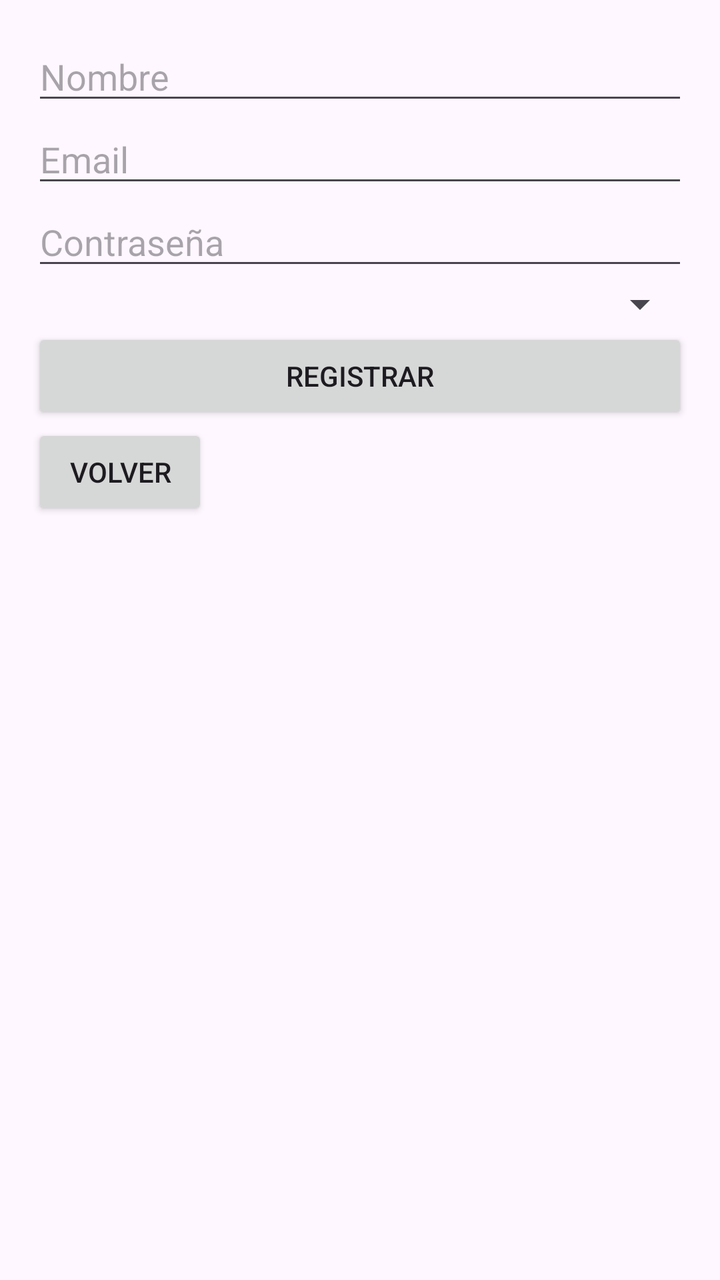
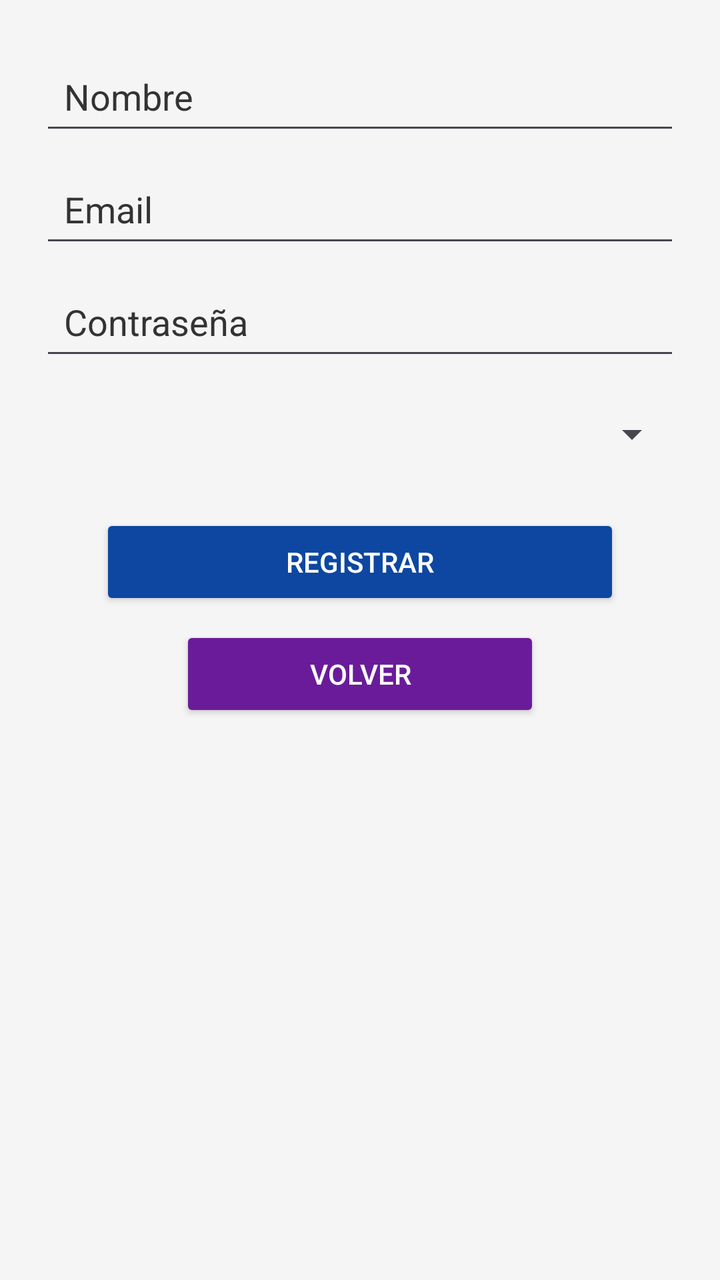

Two renders of the same Android screen: before a commit and after it. Below are the layout's source before the change and the commit's diff.
<!-- AndroidManifest.xml: application theme Theme.TechStore -->
<!-- res/layout/activity_registro.xml -->
<?xml version="1.0" encoding="utf-8"?>
<LinearLayout
    xmlns:android="http://schemas.android.com/apk/res/android"
    android:orientation="vertical"
    android:padding="16dp"
    android:layout_width="match_parent"
    android:layout_height="match_parent">

    <EditText
        android:id="@+id/etNombre"
        android:hint="@string/hint_nombre"
        android:inputType="textPersonName"
        android:autofillHints="name"
        android:layout_width="match_parent"
        android:layout_height="wrap_content"/>

    <EditText
        android:id="@+id/etEmail"
        android:hint="@string/hint_email"
        android:inputType="textEmailAddress"
        android:autofillHints="emailAddress"
        android:layout_width="match_parent"
        android:layout_height="wrap_content"/>

    <EditText
        android:id="@+id/etPassword"
        android:hint="@string/hint_password"
        android:inputType="textPassword"
        android:autofillHints="password"
        android:layout_width="match_parent"
        android:layout_height="wrap_content"/>

    <Spinner
        android:id="@+id/spinnerRol"
        android:layout_width="match_parent"
        android:layout_height="wrap_content"/>

    <Button
        android:id="@+id/btnRegistrar"
        android:text="@string/registrar"
        android:layout_width="match_parent"
        android:layout_height="wrap_content"/>

    <Button
        android:id="@+id/btnVolver"
        android:text="@string/volver"
        android:layout_width="wrap_content"
        android:layout_height="wrap_content"/>

</LinearLayout>
<!-- resources referenced by this layout -->
<resources>
  <string name="hint_email">Email</string>
  <string name="hint_nombre">Nombre</string>
  <string name="hint_password">Contraseña</string>
  <string name="registrar">Registrar</string>
  <string name="volver">Volver</string>
  <style name="Theme.TechStore" parent="Base.Theme.TechStore" />
  <style name="Base.Theme.TechStore" parent="Theme.Material3.DayNight.NoActionBar">
          
          
      </style>
</resources>

<!-- the commit's change to res/layout/activity_registro.xml (unified diff, before → after) -->
@@ -3,48 +3,81 @@
     xmlns:android="http://schemas.android.com/apk/res/android"
     android:orientation="vertical"
     android:padding="16dp"
+    android:background="@color/background"
     android:layout_width="match_parent"
     android:layout_height="match_parent">
 
     <EditText
         android:id="@+id/etNombre"
+        android:layout_width="320dp"
+        android:layout_height="wrap_content"
+        android:layout_gravity="center_horizontal"
+        android:minHeight="48dp"
+        android:padding="12dp"
+        android:layout_marginTop="8dp"
         android:hint="@string/hint_nombre"
         android:inputType="textPersonName"
         android:autofillHints="name"
-        android:layout_width="match_parent"
-        android:layout_height="wrap_content"/>
+        android:textColor="@color/texto_principal"
+        android:textColorHint="@color/texto_secundario" />
 
     <EditText
         android:id="@+id/etEmail"
+        android:layout_width="320dp"
+        android:layout_height="wrap_content"
+        android:layout_gravity="center_horizontal"
+        android:minHeight="48dp"
+        android:padding="12dp"
+        android:layout_marginTop="8dp"
         android:hint="@string/hint_email"
         android:inputType="textEmailAddress"
         android:autofillHints="emailAddress"
-        android:layout_width="match_parent"
-        android:layout_height="wrap_content"/>
+        android:textColor="@color/texto_principal"
+        android:textColorHint="@color/texto_secundario" />
 
     <EditText
         android:id="@+id/etPassword"
+        android:layout_width="320dp"
+        android:layout_height="wrap_content"
+        android:layout_gravity="center_horizontal"
+        android:minHeight="48dp"
+        android:padding="12dp"
+        android:layout_marginTop="8dp"
         android:hint="@string/hint_password"
         android:inputType="textPassword"
         android:autofillHints="password"
-        android:layout_width="match_parent"
-        android:layout_height="wrap_content"/>
+        android:textColor="@color/texto_principal"
+        android:textColorHint="@color/texto_secundario" />
 
     <Spinner
         android:id="@+id/spinnerRol"
-        android:layout_width="match_parent"
-        android:layout_height="wrap_content"/>
+        android:layout_width="320dp"
+        android:layout_height="48dp"
+        android:layout_gravity="center_horizontal"
+        android:layout_marginTop="8dp"
+        android:minHeight="48dp" />
 
     <Button
         android:id="@+id/btnRegistrar"
+        android:layout_width="260dp"
+        android:layout_height="wrap_content"
+        android:layout_gravity="center_horizontal"
+        android:minHeight="48dp"
+        android:layout_marginTop="16dp"
         android:text="@string/registrar"
-        android:layout_width="match_parent"
-        android:layout_height="wrap_content"/>
+        android:textColor="@color/white"
+        android:backgroundTint="@color/primary_dark" />
 
     <Button
         android:id="@+id/btnVolver"
+        android:layout_width="180dp"
+        android:layout_height="wrap_content"
+        android:layout_gravity="center_horizontal"
+        android:minHeight="48dp"
+        android:padding="12dp"
+        android:layout_marginTop="8dp"
         android:text="@string/volver"
-        android:layout_width="wrap_content"
-        android:layout_height="wrap_content"/>
+        android:textColor="@color/white"
+        android:backgroundTint="@color/accent_dark" />
 
 </LinearLayout>
<!-- resource entries referenced after the edit -->
@@ -1,5 +1,11 @@
 <!-- resources referenced by this layout -->
 <resources>
+  <color name="accent_dark">#6A1B9A</color>
+  <color name="background">#F5F5F5</color>
+  <color name="primary_dark">#0D47A1</color>
+  <color name="texto_principal">#333333</color>
+  <color name="texto_secundario">#333333</color>
+  <color name="white">#FFFFFF</color>
   <string name="hint_email">Email</string>
   <string name="hint_nombre">Nombre</string>
   <string name="hint_password">Contraseña</string>
